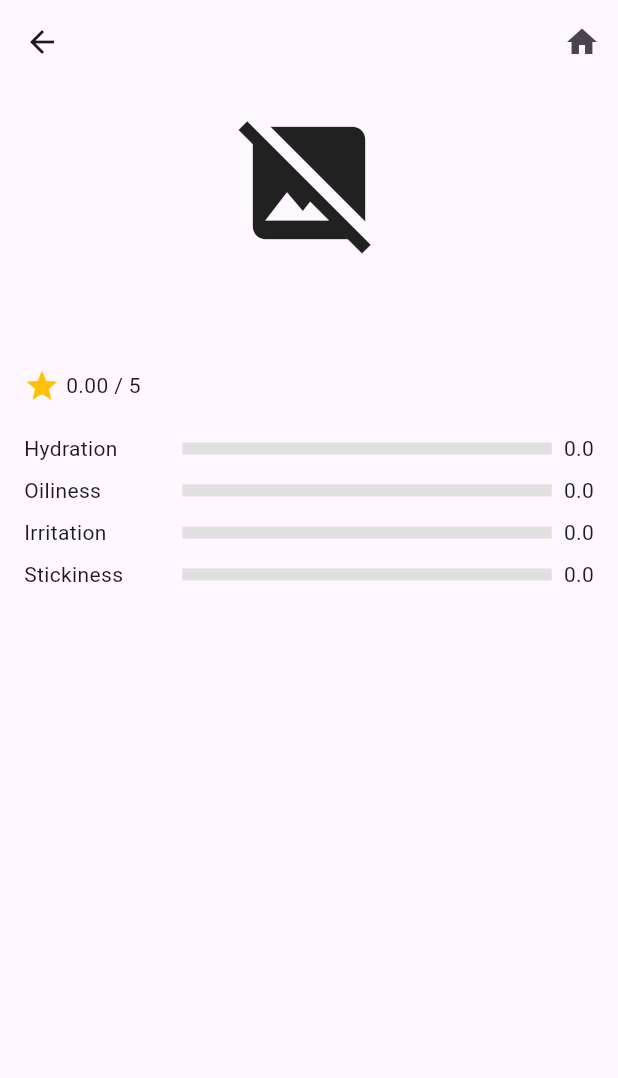
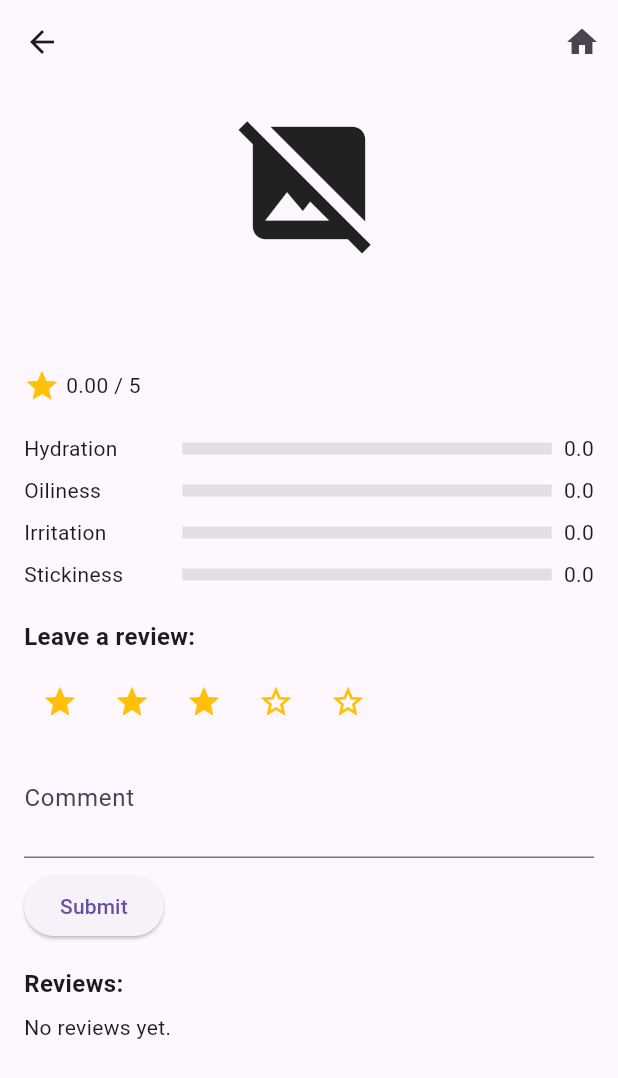
Before and after one commit to NownuJ/kosmetrics, a Flutter app: the ProductDetailPage screen opened directly with empty values, on a phone screen of 412 x 824 dp. Shown: the top 1078 px of the screen. Run offline on Flutter 3.47's test engine with Material 3 defaults, Android fonts, the phone set to English and light mode, and no system bars; our stand-ins replace cloud_firestore, firebase_auth, firebase_core; accounts and stored records are empty; network calls fail.

Commit message:
Review system implemented

```diff
--- a/lib/models/product_model.dart
+++ b/lib/models/product_model.dart
@@ -1,6 +1,7 @@
 import 'package:cloud_firestore/cloud_firestore.dart';
 
 class Product {
+  final String id;
   final String name;
   final String brand;
   final String imageUrl;
@@ -15,6 +16,7 @@ class Product {
   final List<String> highIngredients;
 
   Product({
+    required this.id,
     required this.name,
     required this.brand,
     required this.imageUrl,
@@ -37,17 +39,26 @@ class Product {
     }
 
     return Product(
-      name: data['name'] ?? '',
-      brand: data['brand'] ?? '',
+      id: doc.id,
+      name: data['name'] ?? data['Product Name'] ?? '',
+      brand: data['brand'] ?? data['Brand'] ?? '',
       imageUrl: data['imageUrl'] ?? '',
-      rating: (data['rating'] ?? 0).toDouble(),
-      hydration: (data['hydration'] ?? 0).toDouble(),
-      oiliness: (data['oiliness'] ?? 0).toDouble(),
-      irritation: (data['irritation'] ?? 0).toDouble(),
-      stickiness: (data['stickiness'] ?? 0).toDouble(),
+      rating: _parseDouble(data['rating']),
+      hydration: _parseDouble(data['Hydration']),
+      oiliness: _parseDouble(data['Oiliness']),
+      irritation: _parseDouble(data['Irritation']),
+      stickiness: _parseDouble(data['Stickiness']),
       lowIngredients: parseIngredients(data['low']),
       mediumIngredients: parseIngredients(data['medium']),
       highIngredients: parseIngredients(data['high']),
     );
   }
+
+  static double _parseDouble(dynamic value) {
+    if (value == null) return 0.0;
+    if (value is int) return value.toDouble();
+    if (value is double) return value;
+    if (value is String) return double.tryParse(value) ?? 0.0;
+    return 0.0;
+  }
 }
--- a/lib/screens/home_page.dart
+++ b/lib/screens/home_page.dart
@@ -13,8 +13,8 @@ class HomePage extends StatefulWidget {
 }
 
 class _HomePageState extends State<HomePage> {
-  List<Product> _allProducts = [];          // All products from Firestore
-  List<Product> _filteredProducts = [];     // What the user sees (search result)
+  List<Product> _allProducts = [];
+  List<Product> _filteredProducts = [];
   int _selectedIndex = 1; // Home tab index
   final TextEditingController _searchController = TextEditingController();
 
@@ -25,7 +25,7 @@ class _HomePageState extends State<HomePage> {
   }
 
   Future<void> _loadProducts() async {
-    final snapshot = await FirebaseFirestore.instance.collection('cosmetics').get();
+    final snapshot = await FirebaseFirestore.instance.collection('products').get();
     final products = snapshot.docs.map((doc) => Product.fromFirestore(doc)).toList();
     setState(() {
       _allProducts = products;
--- a/lib/screens/product_detail_page.dart
+++ b/lib/screens/product_detail_page.dart
@@ -1,14 +1,47 @@
 // lib/screens/product_detail_page.dart
 import 'package:flutter/material.dart';
+import 'package:cloud_firestore/cloud_firestore.dart';
 import '../models/product_model.dart';
+import 'review_form.dart';
 
-class ProductDetailPage extends StatelessWidget {
+class ProductDetailPage extends StatefulWidget {
   final Product product;
 
   const ProductDetailPage({Key? key, required this.product}) : super(key: key);
 
   @override
+  State<ProductDetailPage> createState() => _ProductDetailPageState();
+}
+
+class _ProductDetailPageState extends State<ProductDetailPage> {
+  late Product product;
+
+  @override
+  void initState() {
+    super.initState();
+    product = widget.product;
+    _fetchUpdatedProduct();
+  }
+
+  Future<void> _fetchUpdatedProduct() async {
+    try {
+      final snapshot = await FirebaseFirestore.instance
+          .collection('products')
+          .doc(widget.product.id)
+          .get();
+
+      setState(() {
+        product = Product.fromFirestore(snapshot);
+      });
+    } catch (e) {
+      print("Failed to fetch updated product: $e");
+    }
+  }
+
+  @override
   Widget build(BuildContext context) {
+    print('product.id in detail page: ${product.id}');
+
     return Scaffold(
       appBar: AppBar(
         title: Text(product.name),
@@ -64,6 +97,7 @@ class ProductDetailPage extends StatelessWidget {
             _buildIngredientSection("Low", product.lowIngredients),
             _buildIngredientSection("Medium", product.mediumIngredients),
             _buildIngredientSection("High", product.highIngredients),
+            ReviewForm(product: product),
           ],
         ),
       ),
@@ -93,7 +127,8 @@ class ProductDetailPage extends StatelessWidget {
   }
 
   Widget _buildIngredientSection(String label, List<String> ingredients) {
-    if (ingredients.isEmpty || (ingredients.length == 1 && ingredients[0].toLowerCase() == 'null')) {
+    if (ingredients.isEmpty ||
+        (ingredients.length == 1 && ingredients[0].toLowerCase() == 'null')) {
       return SizedBox.shrink();
     }
 
--- a/lib/screens/product_list_page.dart
+++ b/lib/screens/product_list_page.dart
@@ -24,7 +24,7 @@ class _ProductListPageState extends State<ProductListPage> {
 
   Future<void> _loadCategoryProducts() async {
     final snapshot = await FirebaseFirestore.instance
-        .collection('cosmetics')
+        .collection('products')
         .where('category', isEqualTo: widget.category)
         .get();
     final products = snapshot.docs.map((doc) => Product.fromFirestore(doc)).toList();
--- /dev/null
+++ b/lib/screens/review_form.dart
@@ -0,0 +1,130 @@
+import 'package:flutter/material.dart';
+import 'package:cloud_firestore/cloud_firestore.dart';
+import 'package:firebase_auth/firebase_auth.dart';
+import 'package:kosmetric/models/product_model.dart';
+
+class ReviewForm extends StatefulWidget {
+  final Product product;
+  const ReviewForm({Key? key, required this.product}) : super(key: key);
+
+  @override
+  State<ReviewForm> createState() => _ReviewFormState();
+}
+
+class _ReviewFormState extends State<ReviewForm> {
+  double _rating = 3;
+  final TextEditingController _commentController = TextEditingController();
+
+  Future<void> _submitReview() async {
+
+    final user = FirebaseAuth.instance.currentUser;
+    if (user == null) return;
+
+    final userDoc = await FirebaseFirestore.instance
+        .collection('users')
+        .doc(user.uid)
+        .get();
+
+    final nickname = userDoc.data()?['nickname'] ?? 'Anonymous';
+
+    final reviewData = {
+      'userId': user.uid,
+      'nickname': nickname,
+      'rating': _rating,
+      'comment': _commentController.text.trim(),
+      'timestamp': FieldValue.serverTimestamp(),
+    };
+
+    final productId = widget.product.id;
+    final productRef = FirebaseFirestore.instance.collection('products').doc(productId);
+    final reviewsRef = productRef.collection('reviews');
+
+    await reviewsRef.add(reviewData);
+
+    final reviewsSnapshot = await reviewsRef.get();
+    double totalRating = 0;
+    for (var doc in reviewsSnapshot.docs) {
+      totalRating += (doc['rating'] ?? 0).toDouble();
+    }
+
+    double avgRating = totalRating / reviewsSnapshot.docs.length;
+
+    await productRef.update({'rating': avgRating});
+
+    _commentController.clear();
+    setState(() {
+      _rating = 3;
+    });
+  }
+
+  @override
+  Widget build(BuildContext context) {
+    return Column(
+      crossAxisAlignment: CrossAxisAlignment.start,
+      children: [
+        const Text('Leave a review:', style: TextStyle(fontSize: 16, fontWeight: FontWeight.bold)),
+        const SizedBox(height: 8),
+        Row(
+          children: List.generate(5, (index) {
+            return IconButton(
+              icon: Icon(
+                index < _rating ? Icons.star : Icons.star_border,
+                color: Colors.amber,
+              ),
+              onPressed: () {
+                setState(() {
+                  _rating = index + 1.0;
+                });
+              },
+            );
+          }),
+        ),
+        TextField(
+          controller: _commentController,
+          decoration: const InputDecoration(labelText: 'Comment'),
+          maxLines: 2,
+        ),
+        const SizedBox(height: 8),
+        ElevatedButton(
+          onPressed: _submitReview,
+          child: const Text('Submit'),
+        ),
+        const SizedBox(height: 16),
+        const Text('Reviews:', style: TextStyle(fontSize: 16, fontWeight: FontWeight.bold)),
+        const SizedBox(height: 8),
+        StreamBuilder<QuerySnapshot>(
+          stream: FirebaseFirestore.instance
+              .collection('products')
+              .doc(widget.product.id)
+              .collection('reviews')
+              .orderBy('timestamp', descending: true)
+              .snapshots(),
+          builder: (context, snapshot) {
+            if (snapshot.connectionState == ConnectionState.waiting) {
+              return const Center(child: CircularProgressIndicator());
+            }
+            if (!snapshot.hasData || snapshot.data!.docs.isEmpty) {
+              return const Text('No reviews yet.');
+            }
+            return Column(
+              children: snapshot.data!.docs.map((doc) {
+                final data = doc.data() as Map<String, dynamic>;
+                return ListTile(
+                  leading: const Icon(Icons.person),
+                  title: Text("${data['nickname'] ?? 'Anonymous'}"),
+                  subtitle: Column(
+                    crossAxisAlignment: CrossAxisAlignment.start,
+                    children: [
+                      Text("${data['rating'] ?? 0} ★"),
+                      Text(data['comment'] ?? ''),
+                    ],
+                  ),
+                );
+              }).toList(),
+            );
+          },
+        ),
+      ],
+    );
+  }
+}
```
